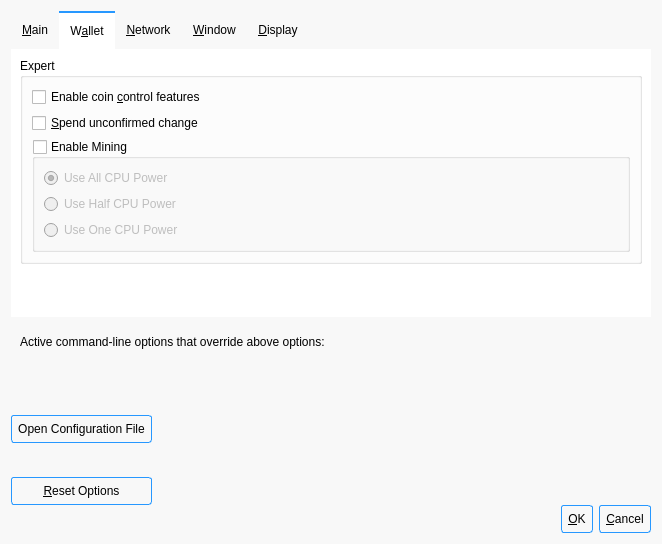
Qt form src/qt/forms/optionsdialog.ui (ecoinchain/ecoin) before a commit.
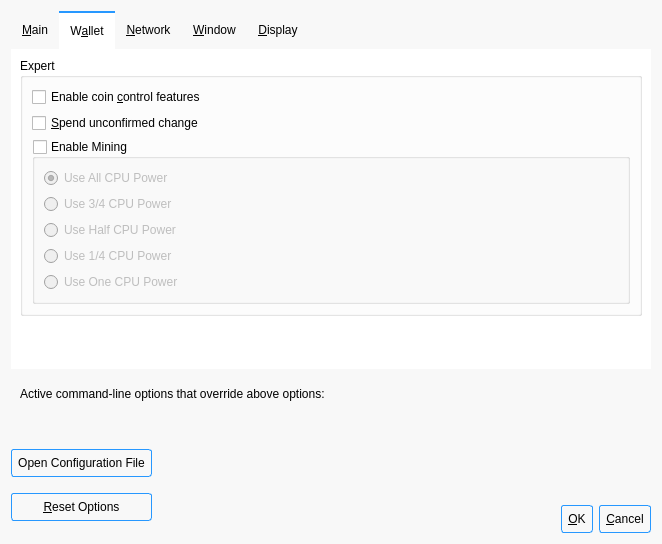
The same form after that commit. Icons and pictures are not drawn. Custom widgets are drawn as their Qt base class.

Commit message: add more options to finetune mining

Diff of the .ui file:
```diff
--- a/src/qt/forms/optionsdialog.ui
+++ b/src/qt/forms/optionsdialog.ui
@@ -304,6 +304,13 @@
                </property>
               </widget>
              </item>
+             <item>
+              <widget class="QRadioButton" name="use3quartercpu">
+               <property name="text">
+                <string>Use 3/4 CPU Power</string>
+               </property>
+              </widget>
+             </item>
              <item>
               <widget class="QRadioButton" name="halfcpu">
                <property name="text">
@@ -314,6 +321,13 @@
                </property>
               </widget>
              </item>
+             <item>
+              <widget class="QRadioButton" name="use1quartercpu">
+               <property name="text">
+                <string>Use 1/4 CPU Power</string>
+               </property>
+              </widget>
+             </item>
              <item>
               <widget class="QRadioButton" name="onecpu">
                <property name="text">
```
The commit also changes 2 other files.
